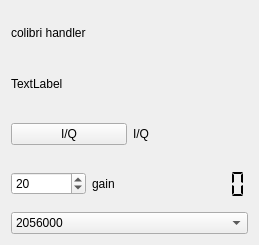
This is dab-maxi/qt-devices/colibri-handler/colibri-widget.ui in JvanKatwijk/qt-dab as Qt 5 draws it before an edit. The edited form follows.
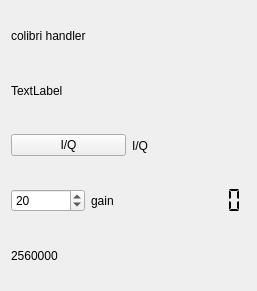
This is the edited form.

```diff
--- a/dab-maxi/qt-devices/colibri-handler/colibri-widget.ui
+++ b/dab-maxi/qt-devices/colibri-handler/colibri-widget.ui
@@ -6,8 +6,8 @@
    <rect>
     <x>0</x>
     <y>0</y>
-    <width>259</width>
-    <height>245</height>
+    <width>257</width>
+    <height>291</height>
    </rect>
   </property>
   <property name="windowTitle">
@@ -78,12 +78,10 @@
     </layout>
    </item>
    <item>
-    <widget class="QComboBox" name="rateSelector">
-     <item>
+    <widget class="QLabel" name="rateLabel">
       <property name="text">
-       <string>2056000</string>
-      </property>
-     </item>
+      <string>2560000</string>
+     </property>
     </widget>
    </item>
   </layout>
```
Lines whose indentation alone changed are shown as unchanged.
